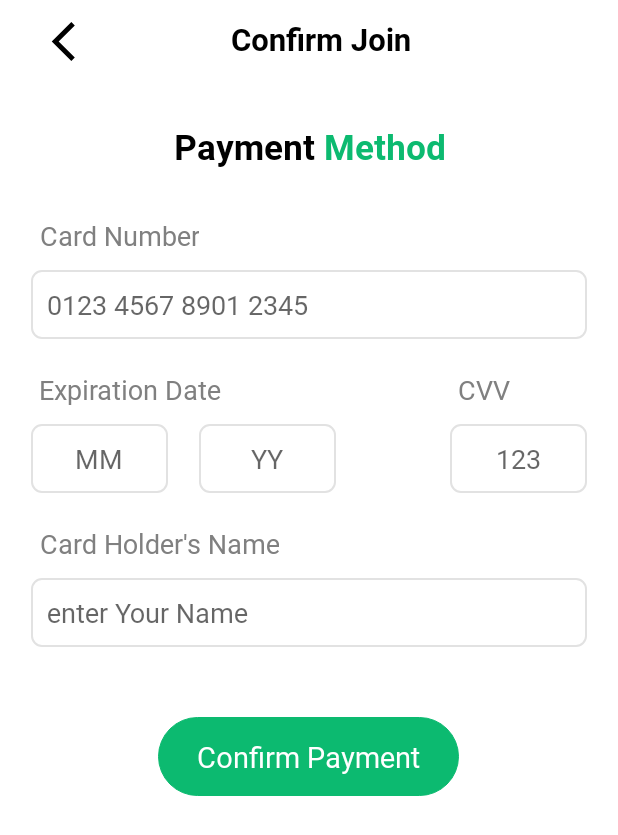
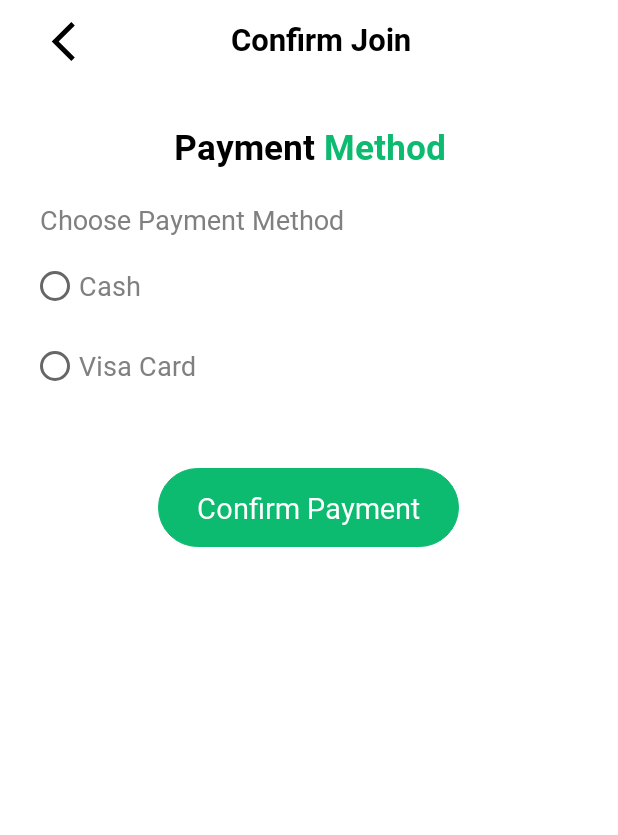
Before and after one commit to ShadySamirBakheet/Car-Sharing, an Android app: the ConfirmJoinActivity screen opened directly, with no data from a screen before it, on a phone screen of 412 x 824 dp. Shown: the top 835 px of the screen. Run offline under Robolectric (Android 15) with nearby library versions, the phone set to English and light mode, and no system bars; our stand-ins replace Firebase (no records; nobody signed in at launch, a user with empty details on screens opened directly), sdp/ssp sizes; 5 statements that could not run were skipped.

Commit message:
edit of 24/4/2022

```diff
--- a/app/src/main/java/com/app/carsharing/data/models/JoinTrip.kt
+++ b/app/src/main/java/com/app/carsharing/data/models/JoinTrip.kt
@@ -8,4 +8,5 @@ data class JoinTrip (
     val  pointId2:String?=null,
     val  price:Int?=null,
     val  uid:String?=null,
+    val  isCash:Boolean?=null,
 )
--- a/app/src/main/java/com/app/carsharing/viewmodel/TripViewModel.kt
+++ b/app/src/main/java/com/app/carsharing/viewmodel/TripViewModel.kt
@@ -56,4 +56,9 @@ class TripViewModel (application: Application): AndroidViewModel(application) {
         return tripRef.child("$uid/$id/joins/${trip.id}").setValue(trip)
     }
 
+    fun leaveTrip(tripJoin: JoinTrip?,id:String, uid:String): Task<Void> {
+
+        return tripRef.child("$uid/$id/joins/${tripJoin!!.id}").setValue(tripJoin)
+    }
+
 }
--- a/app/src/main/res/layout/activity_confirm_join.xml
+++ b/app/src/main/res/layout/activity_confirm_join.xml
@@ -129,29 +129,42 @@
                 android:layout_marginHorizontal="@dimen/_16sdp"
                 android:gravity="center"
                 android:padding="@dimen/_4sdp"
-                android:visibility="gone"
                 android:text="Choose Payment Method"
                 android:textColor="@color/txtColor4"
                 android:textSize="@dimen/_14sdp" />
 
+            <RadioGroup
+                android:layout_width="match_parent"
+                android:layout_height="wrap_content">
+
+                <com.google.android.material.radiobutton.MaterialRadioButton
+                    android:id="@+id/cash"
+                    android:layout_width="match_parent"
+                    android:layout_height="wrap_content"
+                    android:layout_marginHorizontal="@dimen/_16sdp"
+                    android:layout_marginVertical="@dimen/_8sdp"
+                    android:text="Cash"
+                    android:textColor="@color/txtColor4"
+                    android:textSize="@dimen/_14sdp"  />
+
+                <com.google.android.material.radiobutton.MaterialRadioButton
+                    android:id="@+id/card"
+                    android:layout_width="match_parent"
+                    android:layout_height="wrap_content"
+                    android:layout_marginHorizontal="@dimen/_16sdp"
+                    android:layout_marginVertical="@dimen/_8sdp"
+                    android:text="Visa Card"
+                    android:textColor="@color/txtColor4"
+                    android:textSize="@dimen/_14sdp"  />
+
+            </RadioGroup>
+
             <LinearLayout
+                android:id="@+id/visaInfo"
                 android:layout_width="match_parent"
                 android:layout_height="wrap_content"
                 android:visibility="gone"
-                android:layout_marginHorizontal="@dimen/_16sdp"
-                android:layout_marginVertical="@dimen/_4sdp"
-                android:background="@drawable/round_shape2"
-                android:gravity="center">
-
-                <Spinner
-                    android:id="@+id/paymentMethod"
-                    android:layout_width="match_parent"
-                    android:layout_height="wrap_content"
-                    android:padding="@dimen/_2sdp"
-                    android:textColor="@color/txtColor1"
-                    tools:listitem="@layout/item_spinner" />
-
-            </LinearLayout>
+                android:orientation="vertical">
 
                 <TextView
                     android:layout_width="wrap_content"
@@ -372,6 +385,8 @@
 
                 </LinearLayout>
 
+            </LinearLayout>
+
             <TextView
                 android:id="@+id/joinTrip"
                 style="@style/btnStyleHome"
--- a/app/src/main/res/layout/activity_home.xml
+++ b/app/src/main/res/layout/activity_home.xml
@@ -11,7 +11,6 @@
         android:layout_height="@dimen/_48sdp"
         android:layout_alignParentBottom="true"
         android:background="@color/bottomBar"
-        app:menu="@menu/user_menu"
         app:labelVisibilityMode="selected" />
 
     <fragment
--- /dev/null
+++ b/app/src/main/res/layout/dialog_leave_trip.xml
@@ -0,0 +1,6 @@
+<?xml version="1.0" encoding="utf-8"?>
+<androidx.constraintlayout.widget.ConstraintLayout xmlns:android="http://schemas.android.com/apk/res/android"
+    android:layout_width="match_parent"
+    android:layout_height="match_parent">
+
+</androidx.constraintlayout.widget.ConstraintLayout>
```
Also changed, not shown: app/src/main/java/com/app/carsharing/views/trips/ConfirmJoinActivity.kt (+11 -2 lines), app/src/main/java/com/app/carsharing/views/trips/TripDetailsActivity.kt (+55 -12 lines), app/src/main/res/drawable/ic_chair2.xml (added, +12 -0 lines), app/src/main/res/layout/activity_trip_details.xml (+14 -0 lines). Lines whose indentation alone changed are shown as unchanged.
